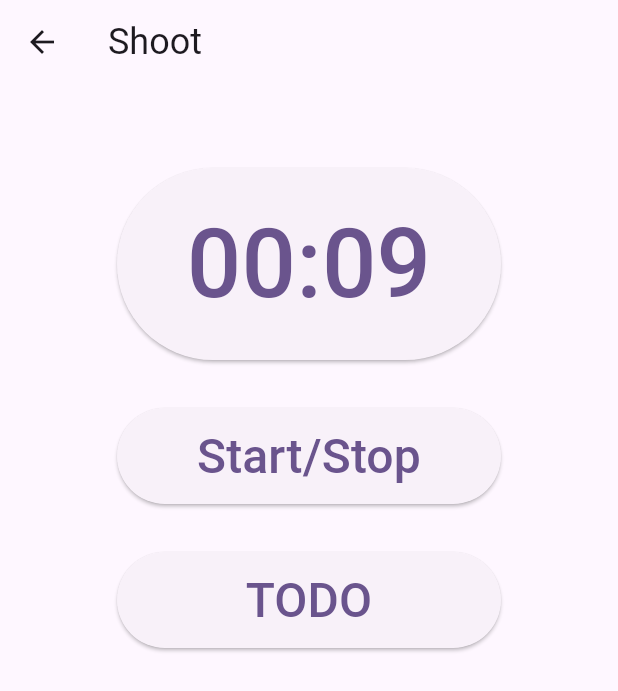
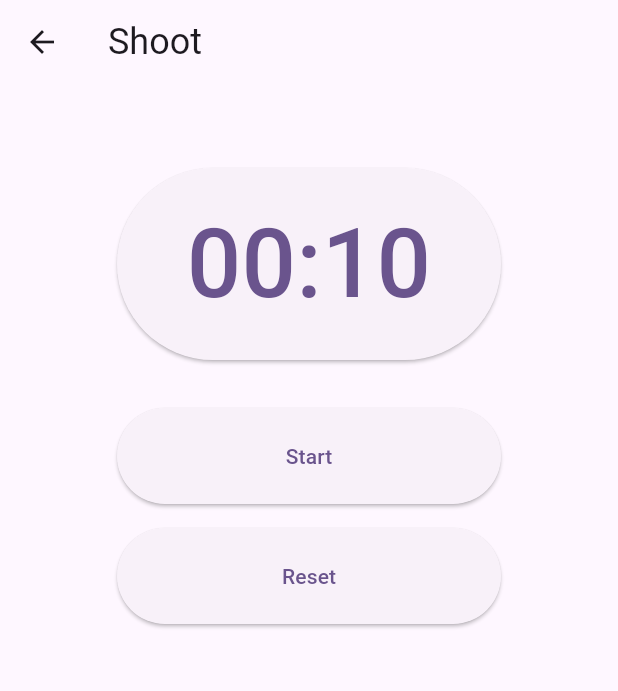
Before and after one commit to IamHARSHDABAS/shoot, a Flutter app: the Match screen opened by its route, after a tap on "Air", on a phone screen of 412 x 824 dp. Shown: the top 691 px of the screen. Run offline on Flutter 3.47's test engine with Material 2 defaults, Android fonts, the phone set to English and light mode, and no system bars; our stand-ins replace url_strategy, velocity_x.

Commit message:
Some changes

```diff
--- a/lib/main.dart
+++ b/lib/main.dart
@@ -27,10 +27,10 @@ class MyApp extends StatelessWidget {
       routeInformationParser: VxInformationParser(),
       routerDelegate: VxNavigator(
         routes: {
+          '/': (_, __) => const MaterialPage(child: Match()),
           '/home': (_, __) => const MaterialPage(child: HomePage()),
+          '/timer': (_, __) => const MaterialPage(child: MyTimer()),
           '/todo': (_, __) => const MaterialPage(child: ToDo()),
-          '/': (_, __) => const MaterialPage(child: Match()),
-          '/timer': (_, __) => const MaterialPage(child: MyTimer()),
         },
       ),
     );
--- a/lib/screens/timer.dart
+++ b/lib/screens/timer.dart
@@ -1,4 +1,3 @@
-import 'package:shoot/widget/my_elevated_button.dart';
 import 'package:flutter/material.dart';
 import 'dart:async';
 
@@ -11,10 +10,21 @@ class MyTimer extends StatefulWidget {
 
 class _MyTimerState extends State<MyTimer> {
   Duration duration = const Duration(seconds: 10);
+  Timer? timer;
 
   @override
   void initState() {
     super.initState();
+    resetTimer();
+  }
+
+  void resetTimer() {
+    setState(() {
+      duration = const Duration(seconds: 10);
+    });
+  }
+
+  void startTimer() {
     Timer.periodic(
       const Duration(seconds: 1),
       (timer) {
@@ -65,9 +75,31 @@ class _MyTimerState extends State<MyTimer> {
                 ),
               ),
               const SizedBox(height: 32),
-              MyElevatedButton().elevatedButton(context, 'Start/Stop', '/todo'),
-              const SizedBox(height: 32),
-              MyElevatedButton().elevatedButton(context, 'TODO', '/todo'),
+              ElevatedButton(
+                style: ElevatedButton.styleFrom(
+                  minimumSize: const Size(
+                    256,
+                    64,
+                  ),
+                ),
+                onPressed: () {
+                  startTimer();
+                },
+                child: const Text('Start'),
+              ),
+              const SizedBox(height: 16),
+              ElevatedButton(
+                style: ElevatedButton.styleFrom(
+                  minimumSize: const Size(
+                    256,
+                    64,
+                  ),
+                ),
+                onPressed: () {
+                  resetTimer();
+                },
+                child: const Text('Reset'),
+              ),
             ],
           ),
         ),
```
